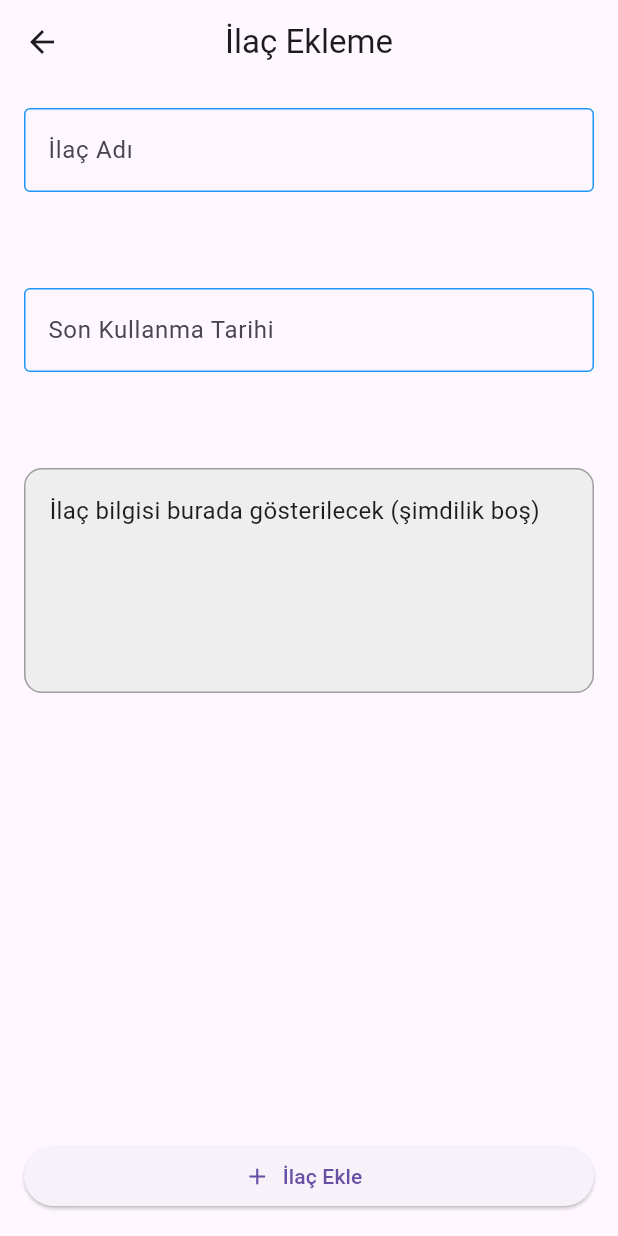
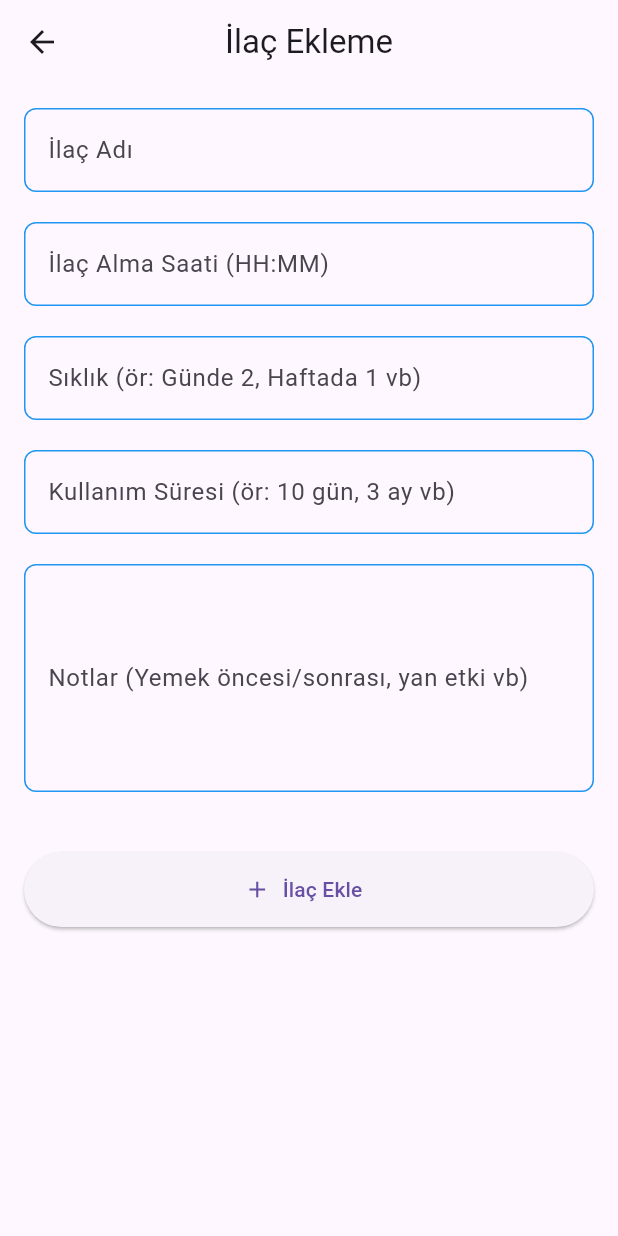
Before and after one commit to Team7466/cymed, a Flutter app: the IlacEklemeEkrani screen opened directly, on a phone screen of 412 x 824 dp. Run offline on Flutter 3.47's test engine with Material 3 defaults, Android fonts, the phone set to English and light mode, and no system bars; our stand-ins replace flutter_local_notifications, timezone; missing offline and left inert: string_similarity.

Commit message:
İlaç hatırlatıcı uygulama olarak değiştirildi İlaç ekleme kısmına tarhi sıklık gibi detaylar eklendi Bildirim servisi eklendi (test edilmedi) İlaç silme kısmı güncellendi Webte çalıştıralabilir hale getirildi.

```diff
--- a/lib/add_screen.dart
+++ b/lib/add_screen.dart
@@ -1,7 +1,9 @@
 import 'dart:convert';
 import 'dart:io';
-
+import 'package:flutter/foundation.dart';
 import 'package:flutter/material.dart';
+import 'models/medicience.dart';
+import 'loadMediciences.dart';
 
 class IlacEklemeEkrani extends StatefulWidget {
   const IlacEklemeEkrani({super.key});
@@ -12,125 +14,161 @@ class IlacEklemeEkrani extends StatefulWidget {
 
 class _IlacEklemeEkraniState extends State<IlacEklemeEkrani> {
   final TextEditingController ilacAdiController = TextEditingController();
-  final TextEditingController tarihController = TextEditingController();
-  String ilacBilgisi = '';
+  final TextEditingController takingTimeController = TextEditingController();
+  final TextEditingController frequencyController = TextEditingController();
+  final TextEditingController durationController = TextEditingController();
+  final TextEditingController notesController = TextEditingController();
 
-  void ilaciKaydet() {
+  // Save new medicine to JSON file
+  void ilaciKaydet() async {
     String ad = ilacAdiController.text.trim();
-    String tarih = tarihController.text.trim();
-    Navigator.pop(
-      context,
-      true,
-    ); //burada navigator de true döndürelim ki mainScreen yenilensin
+    String takingTime = takingTimeController.text.trim();
+    String frequency = frequencyController.text.trim();
+    String duration = durationController.text.trim();
+    String notes = notesController.text.trim();
 
-    if (ad.isEmpty || tarih.isEmpty) {
+    // Validate all required fields are filled
+    if (ad.isEmpty ||
+        takingTime.isEmpty ||
+        frequency.isEmpty ||
+        duration.isEmpty) {
       ScaffoldMessenger.of(context).showSnackBar(
         const SnackBar(content: Text('Lütfen tüm alanları doldurun')),
       );
       return;
     }
-    // Json formatında kaydetme
+
     String edittedName = ad.toUpperCase();
-    //windows için dosya yolu
-    String path = "${Directory.current.path}\\mediciences.json";
 
-    List<Map<String, dynamic>> medicienceList = [];
+    // Create new medicine object with user inputs
+    Medicience newMedicine = Medicience(
+      name: edittedName,
+      takingTime: takingTime,
+      frequency: frequency,
+      duration: duration,
+      notes: notes,
+    );
 
-    //dosyadaki verileri okuyor
-    File file = File(
-      'mediciences.json',
-    ); //bu dosya ilaçları kaydetme ve ana ekranda göstermeye yarayan dosya
-    //İlaç bilgilerini farklı bir dosyada tutacağız.
-    if (file.existsSync()) {
-      String content = file.readAsStringSync();
-      if (content.isNotEmpty) {
-        List<dynamic> jsonList = jsonDecode(content);
-        medicienceList = jsonList
-            .map((e) => Map<String, dynamic>.from(e))
-            .toList();
-      }
-    }
+    // Load existing medicines and add the new one
+    final loadedMedicines = await loadingMediciences();
+    final allMedicines = [...loadedMedicines, newMedicine];
 
-    medicienceList.add({
-      "medicienceName": edittedName,
-      "expirationDate": tarih,
-    });
-    //Json formatına dönüştürme
-    String jsonString = jsonEncode(medicienceList);
+    // Save updated list to file
+    await saveMediciences(allMedicines);
 
-    //Json kaydetme
-    File(path).writeAsStringSync(jsonString);
-
-    debugPrint('İlaç adı: $ad');
-    debugPrint('Son kullanma tarihi: $tarih');
+    Navigator.pop(context, true);
 
     ScaffoldMessenger.of(
       context,
     ).showSnackBar(const SnackBar(content: Text('İlaç başarıyla kaydedildi')));
 
     ilacAdiController.clear();
-    tarihController.clear();
-    setState(() {
-      ilacBilgisi = '';
-    });
+    takingTimeController.clear();
+    frequencyController.clear();
+    durationController.clear();
+    notesController.clear();
   }
 
   @override
   Widget build(BuildContext context) {
     OutlineInputBorder maviBorder = OutlineInputBorder(
-      borderRadius: BorderRadius.circular(4),
+      borderRadius: BorderRadius.circular(8),
       borderSide: const BorderSide(color: Colors.blue),
     );
+
     return Scaffold(
       appBar: AppBar(title: const Text('İlaç Ekleme'), centerTitle: true),
       body: Padding(
         padding: const EdgeInsets.all(16.0),
+        child: SingleChildScrollView(
           child: Column(
             children: [
+              // İlaç adı
               TextField(
                 controller: ilacAdiController,
                 decoration: InputDecoration(
                   labelText: 'İlaç Adı',
-                border: OutlineInputBorder(),
-                enabledBorder: maviBorder,
-                focusedBorder: maviBorder.copyWith(
-                  borderSide: BorderSide(color: Colors.blue, width: 2),
+                  border: OutlineInputBorder(
+                    borderRadius: BorderRadius.circular(8),
                   ),
-              ),
-            ),
-            const SizedBox(height: 64),
-            TextField(
-              controller: tarihController,
-              decoration: InputDecoration(
-                labelText: 'Son Kullanma Tarihi',
-                border: OutlineInputBorder(),
-                hintText: 'GG/AA/YYYY',
                   enabledBorder: maviBorder,
                   focusedBorder: maviBorder.copyWith(
                     borderSide: const BorderSide(color: Colors.blue, width: 2),
                   ),
                 ),
               ),
-            const SizedBox(height: 64),
-            Container(
-              width: double.infinity,
-              height: 150,
-              padding: const EdgeInsets.all(16),
-              decoration: BoxDecoration(
-                color: Colors.grey[200],
-                borderRadius: BorderRadius.circular(12),
-                border: Border.all(color: Colors.grey),
+              const SizedBox(height: 20),
+
+              // İlaç alma saati
+              TextField(
+                controller: takingTimeController,
+                decoration: InputDecoration(
+                  labelText: 'İlaç Alma Saati (HH:MM)',
+                  hintText: '09:30',
+                  border: OutlineInputBorder(
+                    borderRadius: BorderRadius.circular(8),
                   ),
-              child: Text(
-                ilacBilgisi.isEmpty
-                    ? 'İlaç bilgisi burada gösterilecek (şimdilik boş)'
-                    : ilacBilgisi,
-                style: const TextStyle(fontSize: 16),
+                  enabledBorder: maviBorder,
+                  focusedBorder: maviBorder.copyWith(
+                    borderSide: const BorderSide(color: Colors.blue, width: 2),
                   ),
                 ),
-            const Spacer(),
+              ),
+              const SizedBox(height: 20),
+
+              // Sıklık
+              TextField(
+                controller: frequencyController,
+                decoration: InputDecoration(
+                  labelText: 'Sıklık (ör: Günde 2, Haftada 1 vb)',
+                  border: OutlineInputBorder(
+                    borderRadius: BorderRadius.circular(8),
+                  ),
+                  enabledBorder: maviBorder,
+                  focusedBorder: maviBorder.copyWith(
+                    borderSide: const BorderSide(color: Colors.blue, width: 2),
+                  ),
+                ),
+              ),
+              const SizedBox(height: 20),
+
+              // Kullanım süresi
+              TextField(
+                controller: durationController,
+                decoration: InputDecoration(
+                  labelText: 'Kullanım Süresi (ör: 10 gün, 3 ay vb)',
+                  border: OutlineInputBorder(
+                    borderRadius: BorderRadius.circular(8),
+                  ),
+                  enabledBorder: maviBorder,
+                  focusedBorder: maviBorder.copyWith(
+                    borderSide: const BorderSide(color: Colors.blue, width: 2),
+                  ),
+                ),
+              ),
+              const SizedBox(height: 20),
+
+              // Notlar
+              TextField(
+                controller: notesController,
+                maxLines: 5,
+                decoration: InputDecoration(
+                  labelText: 'Notlar (Yemek öncesi/sonrası, yan etki vb)',
+                  border: OutlineInputBorder(
+                    borderRadius: BorderRadius.circular(8),
+                  ),
+                  enabledBorder: maviBorder,
+                  focusedBorder: maviBorder.copyWith(
+                    borderSide: const BorderSide(color: Colors.blue, width: 2),
+                  ),
+                ),
+              ),
+              const SizedBox(height: 40),
+
+              // Kaydet butonu
               SizedBox(
                 width: double.infinity,
+                height: 50,
                 child: ElevatedButton.icon(
                   icon: const Icon(Icons.add),
                   label: const Text('İlaç Ekle'),
@@ -140,6 +178,17 @@ class _IlacEklemeEkraniState extends State<IlacEklemeEkrani> {
             ],
           ),
         ),
+      ),
     );
   }
+
+  @override
+  void dispose() {
+    ilacAdiController.dispose();
+    takingTimeController.dispose();
+    frequencyController.dispose();
+    durationController.dispose();
+    notesController.dispose();
+    super.dispose();
   }
+}
--- a/lib/models/medicience.dart
+++ b/lib/models/medicience.dart
@@ -1,21 +1,34 @@
-//Burada datayı tutmak için bir model yazıyorum
-//model programlamada verilerin depolanması, yazdırılması, kullanılması için bir
-//klavuz gibi bir şey.
+// Data model for medicine information
 class Medicience {
   final String name;
-  final String expirationDate;
+  final String takingTime; // İlacı alma saati (HH:MM formatında)
+  final String frequency; // Ne kadar sıklıkta alınacak (Günde 1, Günde 2 vb)
+  final String duration; // Ne kadar süre kullanılacak
+  final String notes; // Kullanıcı notları
 
-  Medicience({required this.name, required this.expirationDate});
+  Medicience({
+    required this.name,
+    required this.takingTime,
+    required this.frequency,
+    required this.duration,
+    required this.notes,
+  });
 
-  //Veri modeli
+  // Convert medicine object to JSON format for file storage
   Map<String, dynamic> toJson() => {
     'medicienceName': name,
-    'expirationDate': expirationDate,
+    'takingTime': takingTime,
+    'frequency': frequency,
+    'duration': duration,
+    'notes': notes,
   };
 
-  //Jsondan gelen dosyayı okumak için
+  // Create medicine object from JSON data
   factory Medicience.fromJson(Map<String, dynamic> json) => Medicience(
     name: json['medicienceName'],
-    expirationDate: json['expirationDate'],
+    takingTime: json['takingTime'] ?? '',
+    frequency: json['frequency'] ?? '',
+    duration: json['duration'] ?? '',
+    notes: json['notes'] ?? '',
   );
 }
--- a/mediciences.json
+++ b/mediciences.json
@@ -1 +1,23 @@
-[{"medicienceName":"HAMETAN","expirationDate":"05/05/2025"},{"medicienceName":"ASPIRIN","expirationDate":"12/05/2025"},{"medicienceName":"FURACIN","expirationDate":"12/06/2025"},{"medicienceName":"HAMETAN","expirationDate":"03/08/2027"},{"medicienceName":"SITILEX","expirationDate":"08/12/2027"}]
+[
+  {
+    "medicienceName": "HAMETAN",
+    "takingTime": "09:00",
+    "frequency": "Günde 1",
+    "duration": "10 gün",
+    "notes": "Yemekten sonra su ile al"
+  },
+  {
+    "medicienceName": "ASPIRIN",
+    "takingTime": "14:30",
+    "frequency": "Günde 2",
+    "duration": "1 ay",
+    "notes": "Baş ağrısında kullan. Yemek öncesi alabilirsin"
+  },
+  {
+    "medicienceName": "FURACIN",
+    "takingTime": "20:00",
+    "frequency": "Günde 1",
+    "duration": "2 hafta",
+    "notes": "Uyku öncesi al. Soğuk su ile birlikte al"
+  }
+]
--- a/pubspec.yaml
+++ b/pubspec.yaml
@@ -35,6 +35,8 @@ dependencies:
   # Use with the CupertinoIcons class for iOS style icons.
   cupertino_icons: ^1.0.8
   string_similarity: ^2.1.1
+  flutter_local_notifications: ^16.1.0
+  timezone: ^0.9.4
 
 dev_dependencies:
   flutter_test:
```
Also changed, not shown: lib/info_screen.dart (+84 -43 lines), lib/loadMediciences.dart (+28 -7 lines), lib/main.dart (+9 -2 lines), lib/main_screen.dart (+77 -50 lines), lib/services/notification_service.dart (added, +168 -0 lines). Lines whose indentation alone changed are shown as unchanged.
